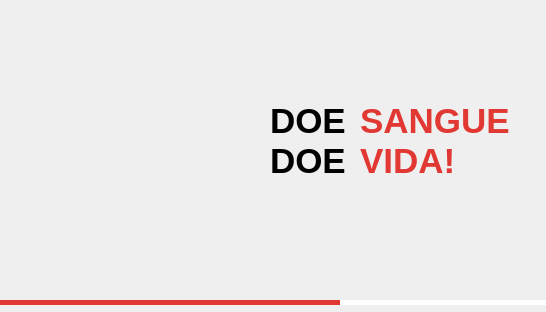
First picture: the form in src/Graphics/Splash/splash.ui, repository INF112-Programacao2/20222-team-1, before the edit.
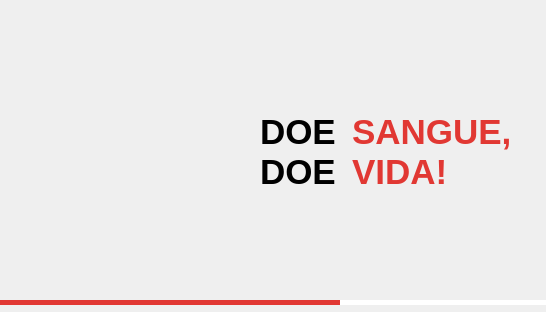
Second picture: the form after the edit. Icons and pictures are not drawn.

Commit message: Agrupar frase inicial.

```diff
--- a/src/Graphics/Splash/splash.ui
+++ b/src/Graphics/Splash/splash.ui
@@ -72,52 +72,27 @@
      <string/>
     </property>
    </widget>
-   <widget class="QLabel" name="label">
-    <property name="geometry">
-     <rect>
-      <x>270</x>
-      <y>90</y>
-      <width>81</width>
-      <height>101</height>
-     </rect>
-    </property>
-    <property name="styleSheet">
-     <string notr="true">font-size:35px;
-font-weight:bold;</string>
-    </property>
-    <property name="text">
-     <string>DOE
-DOE </string>
-    </property>
-   </widget>
-   <widget class="QLabel" name="label_2">
-    <property name="geometry">
-     <rect>
-      <x>360</x>
-      <y>100</y>
-      <width>151</width>
-      <height>81</height>
-     </rect>
-    </property>
-    <property name="styleSheet">
-     <string notr="true">font-size:35px;
-color: #E13833;
-font-weight:bold;</string>
-    </property>
-    <property name="text">
-     <string>SANGUE,
-VIDA!</string>
-    </property>
-   </widget>
    <widget class="QLabel" name="label_3">
     <property name="geometry">
      <rect>
-      <x>50</x>
+      <x>60</x>
       <y>20</y>
       <width>161</width>
       <height>261</height>
      </rect>
     </property>
+    <property name="minimumSize">
+     <size>
+      <width>161</width>
+      <height>261</height>
+     </size>
+    </property>
+    <property name="maximumSize">
+     <size>
+      <width>161</width>
+      <height>261</height>
+     </size>
+    </property>
     <property name="text">
      <string/>
     </property>
@@ -128,6 +103,43 @@
      <bool>true</bool>
     </property>
    </widget>
+   <widget class="QWidget" name="horizontalLayoutWidget">
+    <property name="geometry">
+     <rect>
+      <x>260</x>
+      <y>110</y>
+      <width>251</width>
+      <height>83</height>
+     </rect>
+    </property>
+    <layout class="QHBoxLayout" name="horizontalLayout">
+     <item>
+      <widget class="QLabel" name="label">
+       <property name="styleSheet">
+        <string notr="true">font-size:35px;
+font-weight:bold;</string>
+       </property>
+       <property name="text">
+        <string>DOE
+DOE </string>
+       </property>
+      </widget>
+     </item>
+     <item>
+      <widget class="QLabel" name="label_2">
+       <property name="styleSheet">
+        <string notr="true">font-size:35px;
+color: #E13833;
+font-weight:bold;</string>
+       </property>
+       <property name="text">
+        <string>SANGUE,
+VIDA!</string>
+       </property>
+      </widget>
+     </item>
+    </layout>
+   </widget>
   </widget>
  </widget>
  <resources/>
```
